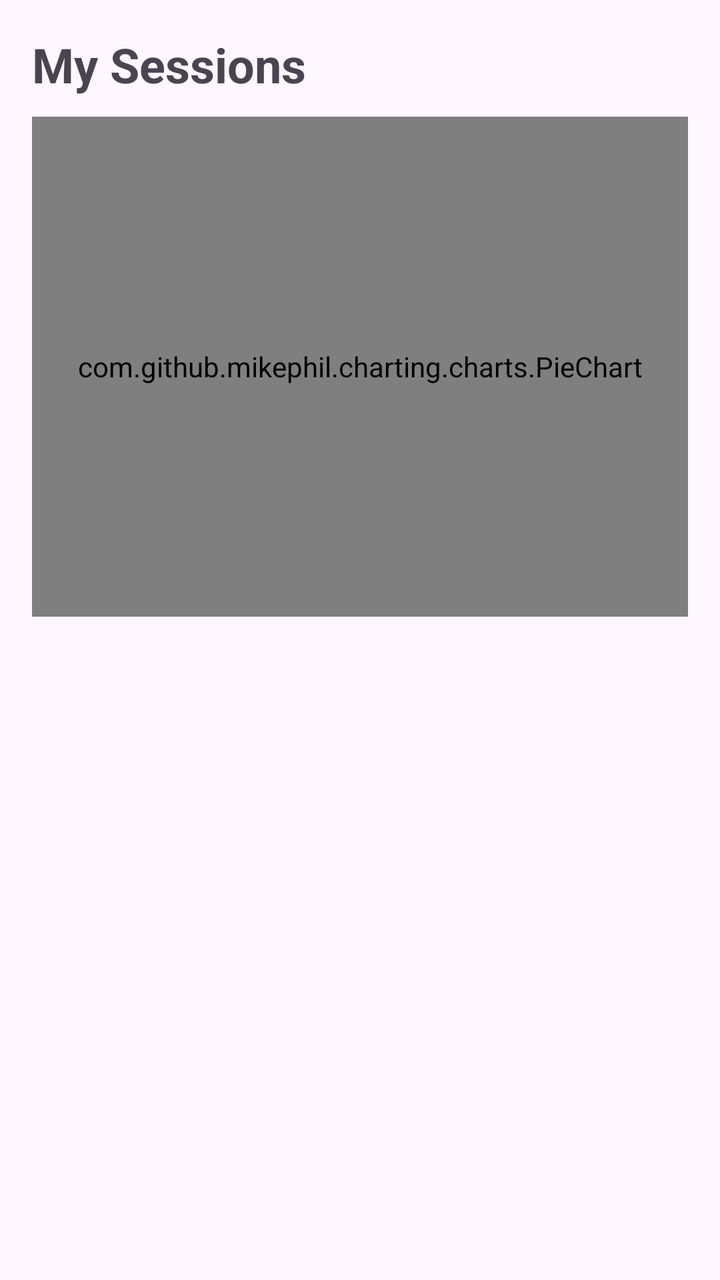
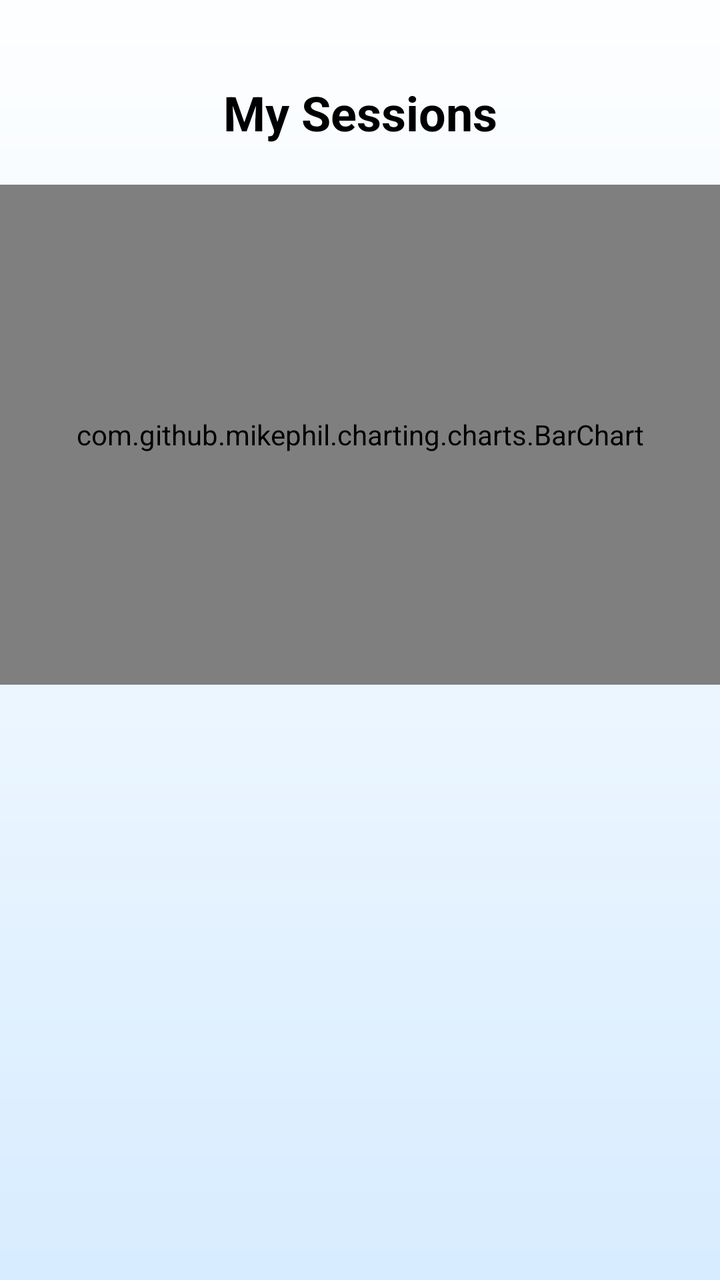

Before-and-after screenshots of an Android layout around one commit, followed by the original layout XML and the change that was made.
<!-- AndroidManifest.xml: application theme Theme.First_exercise -->
<!-- res/layout/activity_my_sessions.xml -->
<LinearLayout
    xmlns:android="http://schemas.android.com/apk/res/android"
    android:orientation="vertical"
    android:padding="16dp"
    android:layout_width="match_parent"
    android:layout_height="match_parent">

    <TextView
        android:text="My Sessions"
        android:textSize="24sp"
        android:textStyle="bold"
        android:layout_marginBottom="10dp"
        android:layout_width="wrap_content"
        android:layout_height="wrap_content"/>

    <com.github.mikephil.charting.charts.PieChart
        android:id="@+id/pieChart"
        android:layout_width="match_parent"
        android:layout_height="250dp"/>

    <TextView
        android:id="@+id/tvEmpty"
        android:text="You are not registered to any sessions yet"
        android:visibility="gone"
        android:textSize="16sp"
        android:layout_marginTop="20dp"
        android:layout_width="wrap_content"
        android:layout_height="wrap_content"/>

    <androidx.recyclerview.widget.RecyclerView
        android:id="@+id/rvMySessions"
        android:layout_width="match_parent"
        android:layout_height="match_parent"/>

</LinearLayout>
<!-- resources referenced by this layout -->
<resources>
  <style name="Theme.First_exercise" parent="Base.Theme.First_exercise" />
  <style name="Base.Theme.First_exercise" parent="Theme.Material3.DayNight.NoActionBar">
          
          
      </style>
</resources>

<!-- the commit's change to res/layout/activity_my_sessions.xml (unified diff, before → after) -->
@@ -1,35 +1,56 @@
-<LinearLayout
+<androidx.constraintlayout.widget.ConstraintLayout
     xmlns:android="http://schemas.android.com/apk/res/android"
-    android:orientation="vertical"
-    android:padding="16dp"
+    xmlns:app="http://schemas.android.com/apk/res-auto"
     android:layout_width="match_parent"
-    android:layout_height="match_parent">
+    android:layout_height="match_parent"
+    android:background="@drawable/login_background">
+
 
     <TextView
+        android:id="@+id/catalog_title"
+        android:layout_width="0dp"
+        android:layout_height="wrap_content"
+        android:gravity="center"
+        android:layout_marginTop="40dp"
         android:text="My Sessions"
+        android:textColor="@color/black"
         android:textSize="24sp"
         android:textStyle="bold"
-        android:layout_marginBottom="10dp"
-        android:layout_width="wrap_content"
-        android:layout_height="wrap_content"/>
+        app:layout_constraintStart_toStartOf="parent"
+        app:layout_constraintEnd_toEndOf="parent"
+        app:layout_constraintTop_toTopOf="parent" />
 
-    <com.github.mikephil.charting.charts.PieChart
-        android:id="@+id/pieChart"
-        android:layout_width="match_parent"
-        android:layout_height="250dp"/>
+    <com.github.mikephil.charting.charts.BarChart
+        android:id="@+id/barChart"
+        android:layout_width="0dp"
+        android:layout_height="250dp"
+        android:layout_marginTop="20dp"
+        app:layout_constraintTop_toBottomOf="@id/catalog_title"
+        app:layout_constraintStart_toStartOf="parent"
+        app:layout_constraintEnd_toEndOf="parent"/>
 
     <TextView
         android:id="@+id/tvEmpty"
-        android:text="You are not registered to any sessions yet"
+        android:text="No sessions yet"
         android:visibility="gone"
-        android:textSize="16sp"
+        android:textSize="20sp"
+        android:textColor="@color/black"
+        android:textStyle="bold"
         android:layout_marginTop="20dp"
         android:layout_width="wrap_content"
-        android:layout_height="wrap_content"/>
+        android:layout_height="wrap_content"
+        app:layout_constraintTop_toBottomOf="@id/barChart"
+        app:layout_constraintStart_toStartOf="parent"
+        app:layout_constraintEnd_toEndOf="parent"/>
 
     <androidx.recyclerview.widget.RecyclerView
-        android:id="@+id/rvMySessions"
-        android:layout_width="match_parent"
-        android:layout_height="match_parent"/>
+        android:id="@+id/MySessions"
+        android:layout_width="0dp"
+        android:layout_height="0dp"
+        android:layout_marginTop="20dp"
+        app:layout_constraintTop_toBottomOf="@id/barChart"
+        app:layout_constraintBottom_toBottomOf="parent"
+        app:layout_constraintStart_toStartOf="parent"
+        app:layout_constraintEnd_toEndOf="parent"/>
 
-</LinearLayout>
+</androidx.constraintlayout.widget.ConstraintLayout>
<!-- resource entries referenced after the edit -->
@@ -1,5 +1,15 @@
 <!-- resources referenced by this layout -->
 <resources>
+  <color name="black">#FF000000</color>
+  <!-- drawable login_background (drawable) -->
+  <?xml version="1.0" encoding="utf-8"?>
+  <shape xmlns:android="http://schemas.android.com/apk/res/android">
+      <gradient
+          android:startColor="#FDFEFF"
+      android:centerColor="#EEF7FF"
+      android:endColor="#D7ECFF"
+      android:angle="270" />
+  </shape>
   <style name="Theme.First_exercise" parent="Base.Theme.First_exercise" />
   <style name="Base.Theme.First_exercise" parent="Theme.Material3.DayNight.NoActionBar">
           
